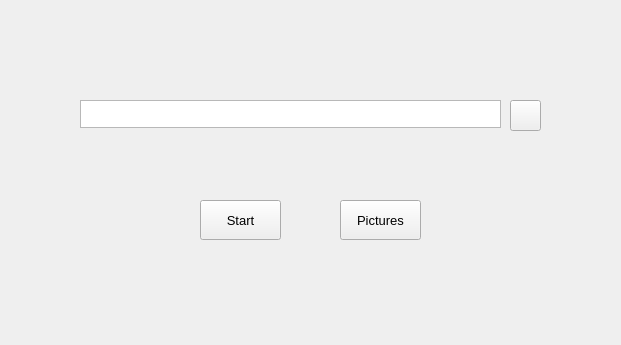
jsy0844/py_projects, file frames/UI_frames.ui: the form before one commit.
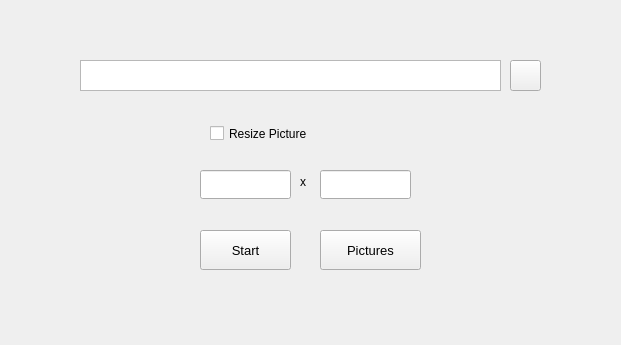
The form after the commit. Icons and pictures are not drawn.

Commit message:
UI添加压缩图片选项
仅仅UI

The edit to the form file:
```diff
--- a/frames/UI_frames.ui
+++ b/frames/UI_frames.ui
@@ -29,9 +29,9 @@
     <property name="geometry">
      <rect>
       <x>80</x>
-      <y>100</y>
+      <y>60</y>
       <width>421</width>
-      <height>28</height>
+      <height>31</height>
      </rect>
     </property>
     <property name="font">
@@ -45,7 +45,7 @@
     <property name="geometry">
      <rect>
       <x>510</x>
-      <y>100</y>
+      <y>60</y>
       <width>31</width>
       <height>31</height>
      </rect>
@@ -81,8 +81,8 @@
     <property name="geometry">
      <rect>
       <x>200</x>
-      <y>200</y>
-      <width>81</width>
+      <y>230</y>
+      <width>91</width>
       <height>40</height>
      </rect>
     </property>
@@ -101,9 +101,9 @@
    <widget class="QPushButton" name="colBtn">
     <property name="geometry">
      <rect>
-      <x>340</x>
-      <y>200</y>
-      <width>81</width>
+      <x>320</x>
+      <y>230</y>
+      <width>101</width>
       <height>40</height>
      </rect>
     </property>
@@ -119,6 +119,77 @@
      <string>Pictures</string>
     </property>
    </widget>
+   <widget class="QCheckBox" name="RechBox">
+    <property name="geometry">
+     <rect>
+      <x>210</x>
+      <y>120</y>
+      <width>171</width>
+      <height>27</height>
+     </rect>
+    </property>
+    <property name="font">
+     <font>
+      <pointsize>9</pointsize>
+      <weight>50</weight>
+      <bold>false</bold>
+     </font>
+    </property>
+    <property name="text">
+     <string>Resize Picture</string>
+    </property>
+   </widget>
+   <widget class="QLineEdit" name="wetLine">
+    <property name="geometry">
+     <rect>
+      <x>200</x>
+      <y>170</y>
+      <width>91</width>
+      <height>29</height>
+     </rect>
+    </property>
+    <property name="font">
+     <font>
+      <weight>50</weight>
+      <bold>false</bold>
+     </font>
+    </property>
+   </widget>
+   <widget class="QLineEdit" name="hetLine">
+    <property name="geometry">
+     <rect>
+      <x>320</x>
+      <y>170</y>
+      <width>91</width>
+      <height>29</height>
+     </rect>
+    </property>
+    <property name="font">
+     <font>
+      <weight>50</weight>
+      <bold>false</bold>
+     </font>
+    </property>
+   </widget>
+   <widget class="QLabel" name="mulLal">
+    <property name="geometry">
+     <rect>
+      <x>300</x>
+      <y>170</y>
+      <width>16</width>
+      <height>23</height>
+     </rect>
+    </property>
+    <property name="font">
+     <font>
+      <weight>50</weight>
+      <bold>false</bold>
+     </font>
+    </property>
+    <property name="text">
+     <string>x</string>
+    </property>
+   </widget>
   </widget>
  </widget>
  <resources>
```
The commit also changes 1 other file.
